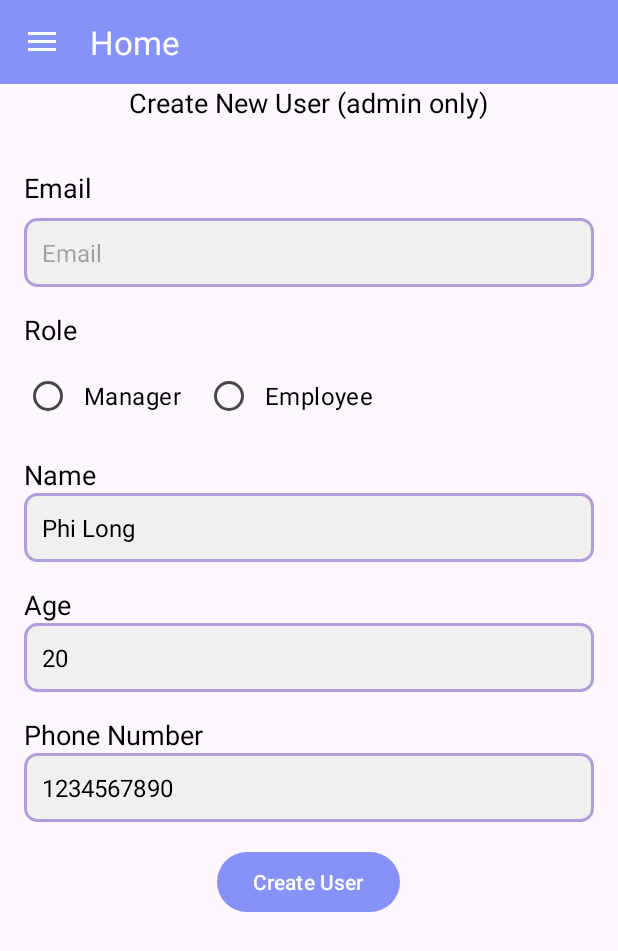
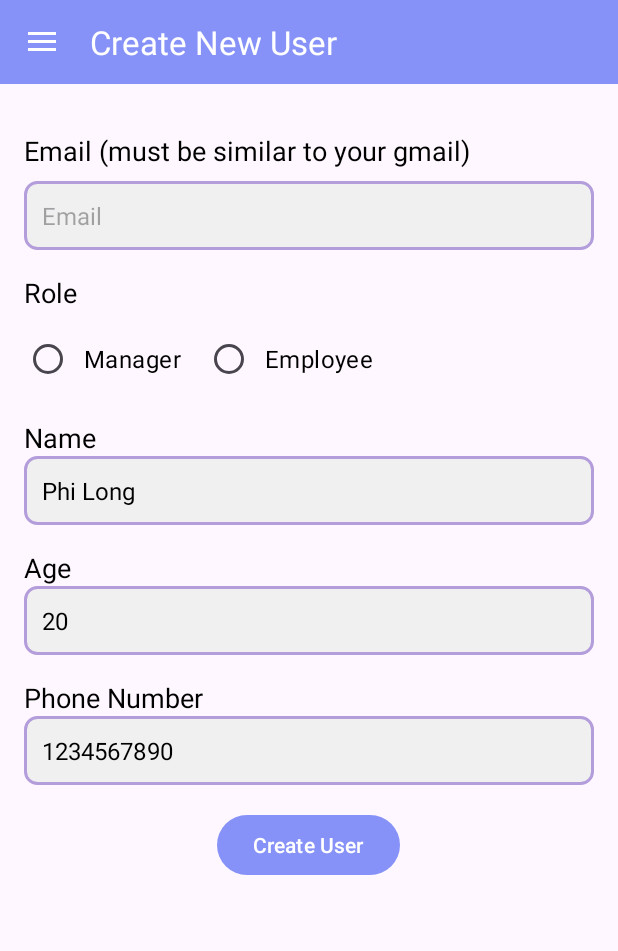
Before and after one commit to kiaslong/StuManage, an Android app: the fragment AddUserFragment placed in its activity, on a phone screen of 412 x 824 dp. Shown: the top 951 px of the screen. Run offline under Robolectric (Android 15) with nearby library versions, the phone set to English and light mode, and no system bars; our stand-ins replace Firebase (no records; nobody signed in at launch, a user with empty details on screens opened directly).

Commit message:
add validating and timeListforLogin

```diff
--- a/app/src/main/res/layout/fragment_add_user.xml
+++ b/app/src/main/res/layout/fragment_add_user.xml
@@ -14,13 +14,7 @@
         android:layout_height="wrap_content"
         android:orientation="vertical">
 
-        <TextView
-            android:layout_width="wrap_content"
-            android:layout_height="wrap_content"
-            android:layout_gravity="center_horizontal"
-            android:text="Create New User (admin only)"
-            android:textSize="18sp"
-            android:textColor="@color/black" />
+
 
         <LinearLayout
             android:layout_width="match_parent"
@@ -32,7 +26,7 @@
             <TextView
                 android:layout_width="match_parent"
                 android:layout_height="wrap_content"
-                android:text="Email"
+                android:text="Email (must be similar to your gmail)"
                 android:textSize="18sp"
                 android:textColor="@color/black"
                 android:layout_marginTop="16dp" />
--- a/app/src/main/res/layout/login_activity.xml
+++ b/app/src/main/res/layout/login_activity.xml
@@ -21,7 +21,7 @@
                 android:layout_width="match_parent"
                 android:layout_height="wrap_content"
                 android:orientation="vertical"
-                android:layout_marginTop="430dp"
+                android:layout_marginTop="180dp"
                 android:padding="20dp">
 
                 <EditText
```
Also changed, not shown: app/src/main/java/com/ppl/stumanage/LoginActivity.java (+50 -0 lines), app/src/main/java/com/ppl/stumanage/UserManagement/AddUserFragment.java (+30 -4 lines).
